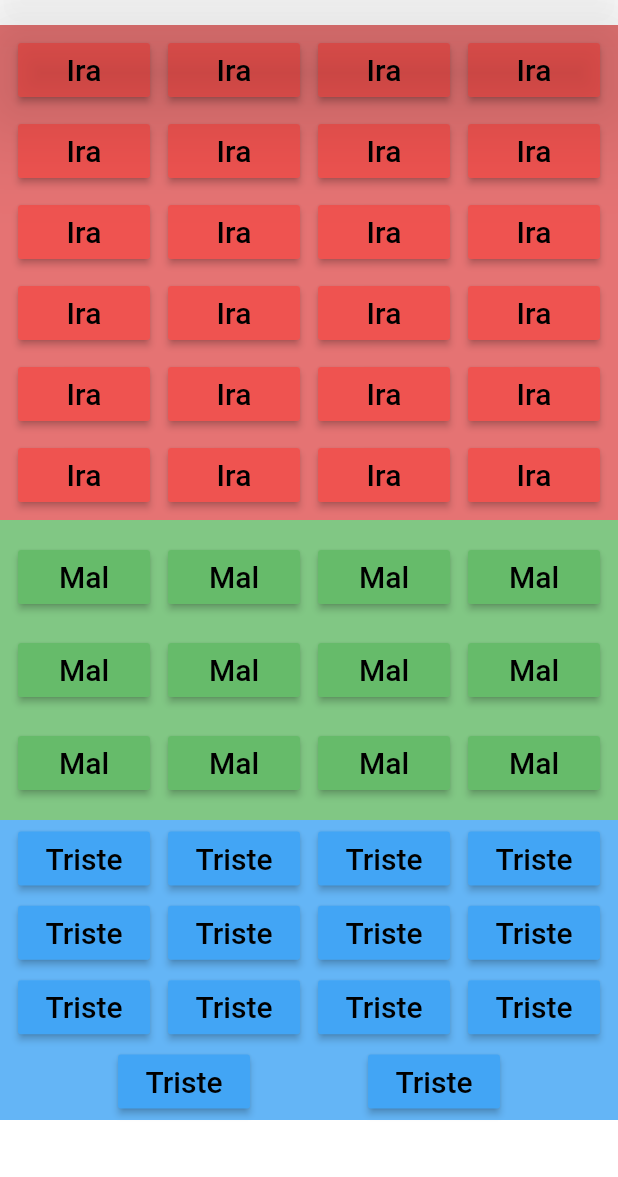
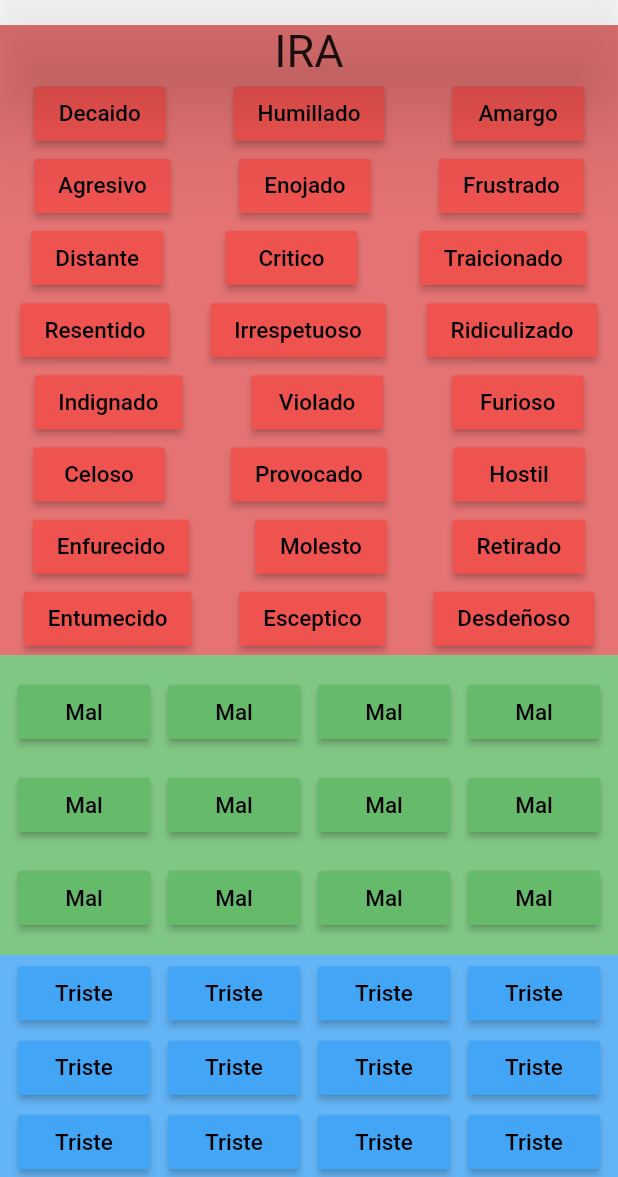
Before and after one commit to LisandValdez/flutter_application_1, a Flutter app: the MainScreen screen opened directly, on a phone screen of 412 x 824 dp, the part 59-1236 px from its top. Run offline on Flutter 3.47's test engine with Material 2 defaults, Android fonts, the phone set to English and light mode, and no system bars.

Commit message:
botones y pantalla emociones

```diff
--- a/lib/Screens/MainScreen/classes.dart
+++ b/lib/Screens/MainScreen/classes.dart
@@ -27,7 +27,7 @@ class _ButtonsState extends State<Buttons> {
         textColor: widget.textColor,
         child: Text(
           widget.text,
-          style: const TextStyle(fontSize: 20),
+          style: const TextStyle(fontSize: 15),
         ),
       ),
     );
--- a/lib/Screens/MainScreen/prueba.dart
+++ b/lib/Screens/MainScreen/prueba.dart
@@ -11,147 +11,164 @@ class Prueba extends StatelessWidget {
     return ListView(
       children: [
         Container(
-          height: 330,
+          height: 420,
           color: Colors.red.shade300,
           child: Column(
             mainAxisAlignment: MainAxisAlignment.spaceEvenly,
             children: [
-              Row(mainAxisAlignment: MainAxisAlignment.spaceEvenly, children: [
+              Row(
+                mainAxisAlignment: MainAxisAlignment.center,
+                children: const [
+                  Center(
+                    child: Text(
+                      'IRA',
+                      style: TextStyle(fontSize: 30),
+                    ),
+                  )
+                ],
+              ),
+              Row(mainAxisAlignment: MainAxisAlignment.spaceAround, children: [
                 Center(
                     child: Buttons(
                         textColor: Colors.black,
                         backgroundColor: Colors.red.shade400,
-                        text: "Ira",
+                        text: "Decaido",
                         onPressed: () {})),
                 Buttons(
                     textColor: Colors.black,
                     backgroundColor: Colors.red.shade400,
-                    text: "Ira",
+                    text: "Humillado",
                     onPressed: () {}),
                 Buttons(
                     textColor: Colors.black,
                     backgroundColor: Colors.red.shade400,
-                    text: "Ira",
+                    text: "Amargo",
+                    onPressed: () {}),
+              ]),
+              Row(mainAxisAlignment: MainAxisAlignment.spaceAround, children: [
+                Center(
+                    child: Buttons(
+                        textColor: Colors.black,
+                        backgroundColor: Colors.red.shade400,
+                        text: "Agresivo",
+                        onPressed: () {})),
+                Buttons(
+                    textColor: Colors.black,
+                    backgroundColor: Colors.red.shade400,
+                    text: "Enojado",
                     onPressed: () {}),
                 Buttons(
                     textColor: Colors.black,
                     backgroundColor: Colors.red.shade400,
-                    text: "Ira",
+                    text: "Frustrado",
                     onPressed: () {}),
               ]),
-              Row(mainAxisAlignment: MainAxisAlignment.spaceEvenly, children: [
+              Row(mainAxisAlignment: MainAxisAlignment.spaceAround, children: [
                 Center(
                     child: Buttons(
                         textColor: Colors.black,
                         backgroundColor: Colors.red.shade400,
-                        text: "Ira",
+                        text: "Distante",
                         onPressed: () {})),
                 Buttons(
                     textColor: Colors.black,
                     backgroundColor: Colors.red.shade400,
-                    text: "Ira",
+                    text: "Critico",
                     onPressed: () {}),
                 Buttons(
                     textColor: Colors.black,
                     backgroundColor: Colors.red.shade400,
-                    text: "Ira",
+                    text: "Traicionado",
+                    onPressed: () {}),
+              ]),
+              Row(mainAxisAlignment: MainAxisAlignment.spaceAround, children: [
+                Center(
+                    child: Buttons(
+                        textColor: Colors.black,
+                        backgroundColor: Colors.red.shade400,
+                        text: "Resentido",
+                        onPressed: () {})),
+                Buttons(
+                    textColor: Colors.black,
+                    backgroundColor: Colors.red.shade400,
+                    text: "Irrespetuoso",
                     onPressed: () {}),
                 Buttons(
                     textColor: Colors.black,
                     backgroundColor: Colors.red.shade400,
-                    text: "Ira",
+                    text: "Ridiculizado",
                     onPressed: () {}),
               ]),
-              Row(mainAxisAlignment: MainAxisAlignment.spaceEvenly, children: [
+              Row(mainAxisAlignment: MainAxisAlignment.spaceAround, children: [
                 Center(
                     child: Buttons(
                         textColor: Colors.black,
                         backgroundColor: Colors.red.shade400,
-                        text: "Ira",
+                        text: "Indignado",
                         onPressed: () {})),
                 Buttons(
                     textColor: Colors.black,
                     backgroundColor: Colors.red.shade400,
-                    text: "Ira",
+                    text: "Violado",
                     onPressed: () {}),
                 Buttons(
                     textColor: Colors.black,
                     backgroundColor: Colors.red.shade400,
-                    text: "Ira",
+                    text: "Furioso",
+                    onPressed: () {}),
+              ]),
+              Row(mainAxisAlignment: MainAxisAlignment.spaceAround, children: [
+                Center(
+                    child: Buttons(
+                        textColor: Colors.black,
+                        backgroundColor: Colors.red.shade400,
+                        text: "Celoso",
+                        onPressed: () {})),
+                Buttons(
+                    textColor: Colors.black,
+                    backgroundColor: Colors.red.shade400,
+                    text: "Provocado",
                     onPressed: () {}),
                 Buttons(
                     textColor: Colors.black,
                     backgroundColor: Colors.red.shade400,
-                    text: "Ira",
+                    text: "Hostil",
                     onPressed: () {}),
               ]),
-              Row(mainAxisAlignment: MainAxisAlignment.spaceEvenly, children: [
+              Row(mainAxisAlignment: MainAxisAlignment.spaceAround, children: [
                 Center(
                     child: Buttons(
                         textColor: Colors.black,
                         backgroundColor: Colors.red.shade400,
-                        text: "Ira",
+                        text: "Enfurecido",
                         onPressed: () {})),
                 Buttons(
                     textColor: Colors.black,
                     backgroundColor: Colors.red.shade400,
-                    text: "Ira",
+                    text: "Molesto",
                     onPressed: () {}),
                 Buttons(
                     textColor: Colors.black,
                     backgroundColor: Colors.red.shade400,
-                    text: "Ira",
+                    text: "Retirado",
+                    onPressed: () {}),
+              ]),
+              Row(mainAxisAlignment: MainAxisAlignment.spaceAround, children: [
+                Center(
+                    child: Buttons(
+                        textColor: Colors.black,
+                        backgroundColor: Colors.red.shade400,
+                        text: "Entumecido",
+                        onPressed: () {})),
+                Buttons(
+                    textColor: Colors.black,
+                    backgroundColor: Colors.red.shade400,
+                    text: "Esceptico",
                     onPressed: () {}),
                 Buttons(
                     textColor: Colors.black,
                     backgroundColor: Colors.red.shade400,
-                    text: "Ira",
-                    onPressed: () {}),
-              ]),
-              Row(mainAxisAlignment: MainAxisAlignment.spaceEvenly, children: [
-                Center(
-                    child: Buttons(
-                        textColor: Colors.black,
-                        backgroundColor: Colors.red.shade400,
-                        text: "Ira",
-                        onPressed: () {})),
-                Buttons(
-                    textColor: Colors.black,
-                    backgroundColor: Colors.red.shade400,
-                    text: "Ira",
-                    onPressed: () {}),
-                Buttons(
-                    textColor: Colors.black,
-                    backgroundColor: Colors.red.shade400,
-                    text: "Ira",
-                    onPressed: () {}),
-                Buttons(
-                    textColor: Colors.black,
-                    backgroundColor: Colors.red.shade400,
-                    text: "Ira",
-                    onPressed: () {}),
-              ]),
-              Row(mainAxisAlignment: MainAxisAlignment.spaceEvenly, children: [
-                Center(
-                    child: Buttons(
-                        textColor: Colors.black,
-                        backgroundColor: Colors.red.shade400,
-                        text: "Ira",
-                        onPressed: () {})),
-                Buttons(
-                    textColor: Colors.black,
-                    backgroundColor: Colors.red.shade400,
-                    text: "Ira",
-                    onPressed: () {}),
-                Buttons(
-                    textColor: Colors.black,
-                    backgroundColor: Colors.red.shade400,
-                    text: "Ira",
-                    onPressed: () {}),
-                Buttons(
-                    textColor: Colors.black,
-                    backgroundColor: Colors.red.shade400,
-                    text: "Ira",
+                    text: "Desdeñoso",
                     onPressed: () {}),
               ])
             ],
```
Also changed, not shown: lib/Screens/MainScreen/allBody.dart (+12 -89 lines).
